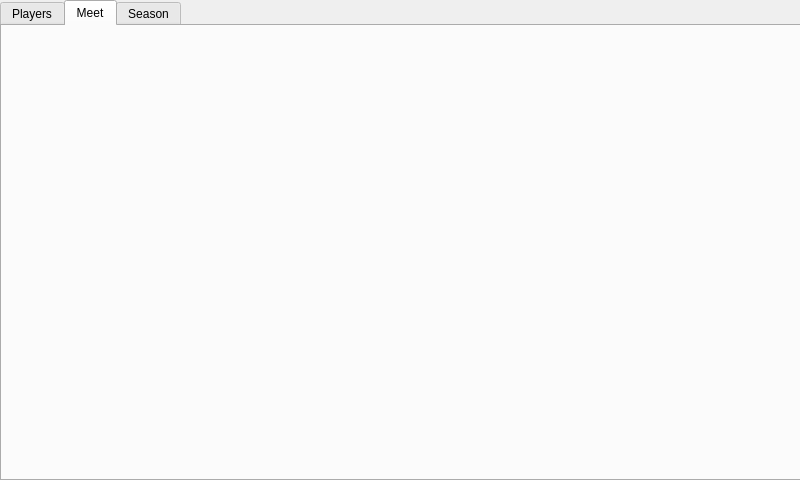
Qt form Qt/LeaguePick/LeaguePick/mainwindow.ui (krayon/pinball-OPP) before a commit.
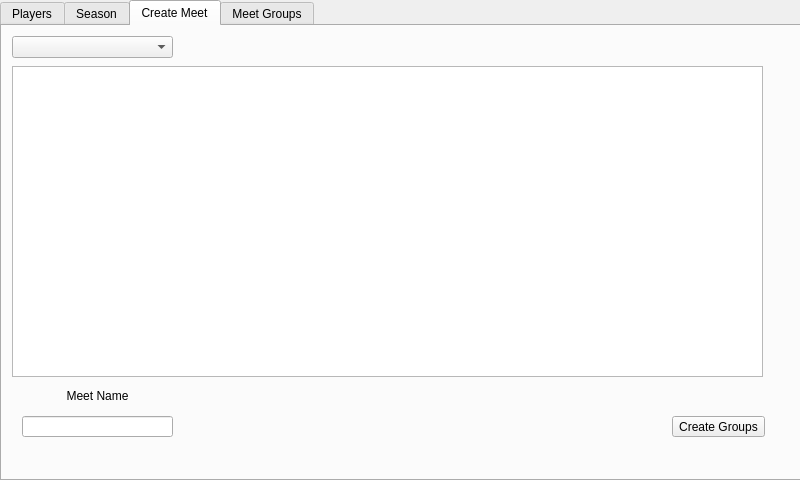
The same form after that commit. The open tabs and pages were chosen to show the change.

Commit message: Added screens for creating a meet.  Fixed some initilization errors if program had not been opened previously.  Next step, create player groups for a meet.

What changed in the file:
```diff
--- a/Qt/LeaguePick/LeaguePick/mainwindow.ui
+++ b/Qt/LeaguePick/LeaguePick/mainwindow.ui
@@ -158,11 +158,6 @@
       </property>
      </widget>
     </widget>
-    <widget class="QWidget" name="meetTab">
-     <attribute name="title">
-      <string>Meet</string>
-     </attribute>
-    </widget>
     <widget class="QWidget" name="seasonTab">
      <attribute name="title">
       <string>Season</string>
@@ -227,6 +222,105 @@
       </property>
      </widget>
     </widget>
+    <widget class="QWidget" name="meetTab">
+     <attribute name="title">
+      <string>Create Meet</string>
+     </attribute>
+     <widget class="QComboBox" name="meetSeasonCB">
+      <property name="geometry">
+       <rect>
+        <x>10</x>
+        <y>10</y>
+        <width>161</width>
+        <height>22</height>
+       </rect>
+      </property>
+     </widget>
+     <widget class="QTableView" name="meetPlyrView">
+      <property name="geometry">
+       <rect>
+        <x>10</x>
+        <y>40</y>
+        <width>751</width>
+        <height>311</height>
+       </rect>
+      </property>
+     </widget>
+     <widget class="QLabel" name="meetNameLbl">
+      <property name="geometry">
+       <rect>
+        <x>20</x>
+        <y>360</y>
+        <width>151</width>
+        <height>20</height>
+       </rect>
+      </property>
+      <property name="text">
+       <string>Meet Name</string>
+      </property>
+      <property name="alignment">
+       <set>Qt::AlignCenter</set>
+      </property>
+     </widget>
+     <widget class="QLineEdit" name="meetNameEdit">
+      <property name="geometry">
+       <rect>
+        <x>20</x>
+        <y>390</y>
+        <width>151</width>
+        <height>21</height>
+       </rect>
+      </property>
+     </widget>
+     <widget class="QPushButton" name="createGrpsBtn">
+      <property name="geometry">
+       <rect>
+        <x>670</x>
+        <y>390</y>
+        <width>93</width>
+        <height>21</height>
+       </rect>
+      </property>
+      <property name="text">
+       <string>Create Groups</string>
+      </property>
+     </widget>
+    </widget>
+    <widget class="QWidget" name="tab">
+     <attribute name="title">
+      <string>Meet Groups</string>
+     </attribute>
+     <widget class="QComboBox" name="meetGrpsSeasonCB">
+      <property name="geometry">
+       <rect>
+        <x>10</x>
+        <y>10</y>
+        <width>161</width>
+        <height>22</height>
+       </rect>
+      </property>
+     </widget>
+     <widget class="QComboBox" name="meetGrpsNameCB">
+      <property name="geometry">
+       <rect>
+        <x>180</x>
+        <y>10</y>
+        <width>161</width>
+        <height>22</height>
+       </rect>
+      </property>
+     </widget>
+     <widget class="QTableView" name="meetGrpsView">
+      <property name="geometry">
+       <rect>
+        <x>10</x>
+        <y>40</y>
+        <width>751</width>
+        <height>311</height>
+       </rect>
+      </property>
+     </widget>
+    </widget>
    </widget>
   </widget>
  </widget>
```
Left out of the diff: 2 changed lines with no effect on the pictures. The commit also changes 15 other files.
